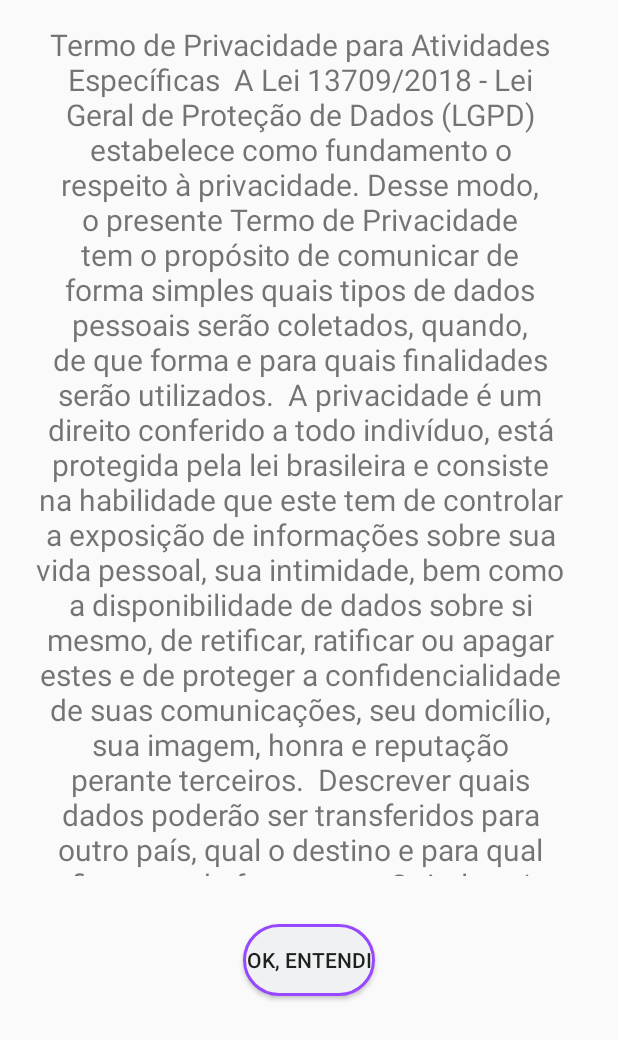
After one commit to Erick-Saraiva/Developer-Experience-Mobile, an Android app: the layout activity_modal_lgpd.xml on its own in the app's theme, with its tools: preview values and no code run, on a phone screen of 412 x 824 dp. The commit adds this screen. Shown: the top 1040 px of the screen. Run offline under Robolectric (Android 15) with nearby library versions, the phone set to English and light mode, and no system bars.

Commit message:
Feat: modal de lgpd

```diff
--- a/Dxkotlin/app/src/main/AndroidManifest.xml
+++ b/Dxkotlin/app/src/main/AndroidManifest.xml
@@ -17,13 +17,15 @@
         android:windowSoftInputMode="adjustPan"
         tools:targetApi="31">
         <activity
+            android:name=".ModalLgpd"
+            android:exported="false" />
+        <activity
             android:name=".ModalVaga"
             android:exported="false" />
         <activity
             android:name=".Components.LoadingDialog"
             android:exported="false" />
         <activity android:name=".BottomSheet" />
-
         <activity
             android:name=".NavegacaoFragment"
             android:exported="false" />
--- /dev/null
+++ b/Dxkotlin/app/src/main/res/layout/activity_modal_lgpd.xml
@@ -0,0 +1,73 @@
+<?xml version="1.0" encoding="utf-8"?>
+<ScrollView xmlns:android="http://schemas.android.com/apk/res/android"
+    android:layout_width="match_parent"
+    android:layout_height="match_parent"
+    >
+
+    <LinearLayout
+        android:layout_width="match_parent"
+        android:layout_height="wrap_content"
+        android:orientation="vertical"
+        >
+
+        <TextView
+            android:layout_width="400dp"
+            android:layout_height="600dp"
+            android:text="Termo de Privacidade para Atividades Específicas
+
+A Lei 13709/2018 - Lei Geral de Proteção de Dados (LGPD) estabelece como fundamento o respeito à privacidade. Desse modo, o presente Termo de Privacidade tem o propósito de comunicar de forma simples quais tipos de dados pessoais serão coletados, quando, de que forma e para quais finalidades serão utilizados.
+
+A privacidade é um direito conferido a todo indivíduo, está protegida pela lei brasileira e consiste na habilidade que este tem de controlar a exposição de informações sobre sua vida pessoal, sua intimidade, bem como a disponibilidade de dados sobre si mesmo, de retificar, ratificar ou apagar estes e de proteger a confidencialidade de suas comunicações, seu domicílio, sua imagem, honra e reputação perante terceiros.
+
+Descrever quais dados poderão ser transferidos para outro país, qual o destino e para qual fim, quando for o caso.
+
+O titular e/ou seus responsáveis legais são os responsáveis pela atualização, exatidão e veracidade dos dados que informarem à Developer Experience.
+
+Caso sejam identificados erros de informações cadastradas, a Developer Experience solicitará ao Titular esclarecimentos e/ou correções;
+
+A Developer Experience não se responsabiliza por dados desatualizados em suas bases de dados, bem como pelo uso, pelo titular, dos ambientes da Developer Experience para quaisquer fins ilegais, ilícitos ou contrários à moralidade.
+
+Os dados do usuário serão obtidos por meio da efetivação de seu vínculo com a Instituição, quando o usuário insere as informações voluntariamente, por meio de ferramentas de coleta de dados de acesso e navegação existentes em alguns sites e aplicativos da Instituição.
+
+Os dados coletados são armazenados em ambiente seguro e em servidor próprio ou de terceiro contratado para este fim.
+
+
+
+As informações são protegidas com padrões de segurança e confidencialidade, para fornecer aos usuários um ambiente seguro e confiável através do uso de criptografia, certificações digitais e acessos controlados.
+
+Adicionalmente, o próprio titular deve exercer alguns cuidados para auxiliar na proteção de seus dados.
+
+Cuidados com Golpes: Os criminosos cibernéticos se aproveitam dos assuntos do momento para enviar mensagens fraudulentas com intuito de roubar dados ou instalar vírus e outros softwares maliciosos por meio de links em mensagens falsas. O vestibular da UFPR pode ser usado como um motivo para tentativas de golpe. O Núcleo de Concursos não envia comunicados automáticos sobre alterações no cadastro ou solicitações para troca de senha, a não ser nos casos em que o próprio o candidato faça uso de procedimento específico para recuperação de senha, o qual encontra-se disponível no Portal do Candidato. Avisos em formato SMS são encaminhados apenas nos casos de notificação sobre mudanças nas datas e/ou procedimentos relativos à aplicação das provas, informações importantes sobre o Registro Acadêmico, alterações significativas no edital do Processo Seletivo e possíveis convocações para etapas do processo seletivo. Essas alterações sempre constam publicadas no site do Núcleo de Concursos, sendo recomendado sempre verificar em nosso site os comunicados e publicações de editais que validem as informações recebidas pelo SMS.Não caia em golpes, o site do Núcleo de Concursos e seu Portal continuam sendo o canal oficial e mais seguro para a obtenção de informações e procedimentos necessários ao acesso e atualização de informações.
+
+Compartilhamento de senhas: Sua senha é pessoal e intransferível e que deve ser mantida sob sigilo e em ambiente seguro. Não compartilhe a sua senha, ceder ou utilizar a senha de outra pessoa é tipificado como crime no art. 308, do Código Penal.
+
+Acesso não autorizado ao seu computador, conta ou senha: se certifique de sempre clicar em “sair” ao encerrar sua navegação
+
+
+
+Disposições Finais
+
+As disposições constantes deste Termo de Privacidade estão sujeitas à melhoria e ao aprimoramento contínuo e podem ser atualizadas ou modificadas a qualquer momento, de forma unilateral ou em razão de lei, cabendo ao usuário, ou a seu responsável legal, caso seja menor de idade, o dever de ciência de seu teor no momento do acesso aos sites e plataformas de sistemas da instituição. É recomendado seja realizada a leitura periódica deste Termo, para fins de atualização e conhecimento de direitos e obrigações.
+
+Caso seja necessária a utilização de empresas terceirizadas para realizar o processamento de quaisquer dados disponibilizados pela Developer Experience, estas deverão, obrigatoriamente, respeitar as regras estipuladas nesse Termo de Privacidade, nas políticas internas de Tecnologia da Informação e Comunicação e nas demais leis vigentes.
+
+Última Atualização: 31/05/2023"
+            android:textSize="20sp"
+            android:gravity="center"
+            android:padding="16dp" />
+
+        <Button
+            android:layout_width="wrap_content"
+            android:layout_height="wrap_content"
+            android:text="Ok, entendi"
+            android:layout_gravity="center"
+            android:layout_margin="16dp"
+            android:background="@drawable/rounded_searchview"
+            android:id="@+id/btn_ok_entendi"
+            />
+
+        <!-- Adicione mais conteúdo conforme necessário -->
+
+    </LinearLayout>
+
+</ScrollView>
```
Also changed, not shown: Dxkotlin/app/src/main/java/com/example/dx_kotlin/MainActivity.kt (+8 -5 lines), Dxkotlin/app/src/main/java/com/example/dx_kotlin/ModalLgpd.kt (added, +34 -0 lines), Dxkotlin/app/src/main/res/layout/activity_cadastro_empresa.xml (+16 -0 lines).
